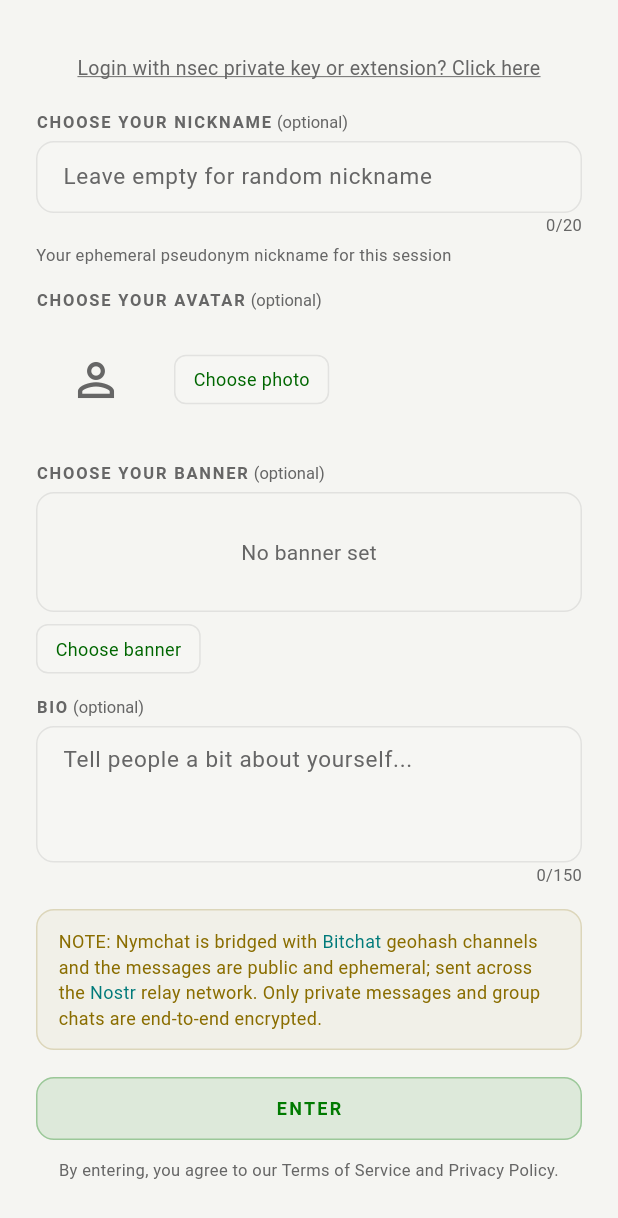
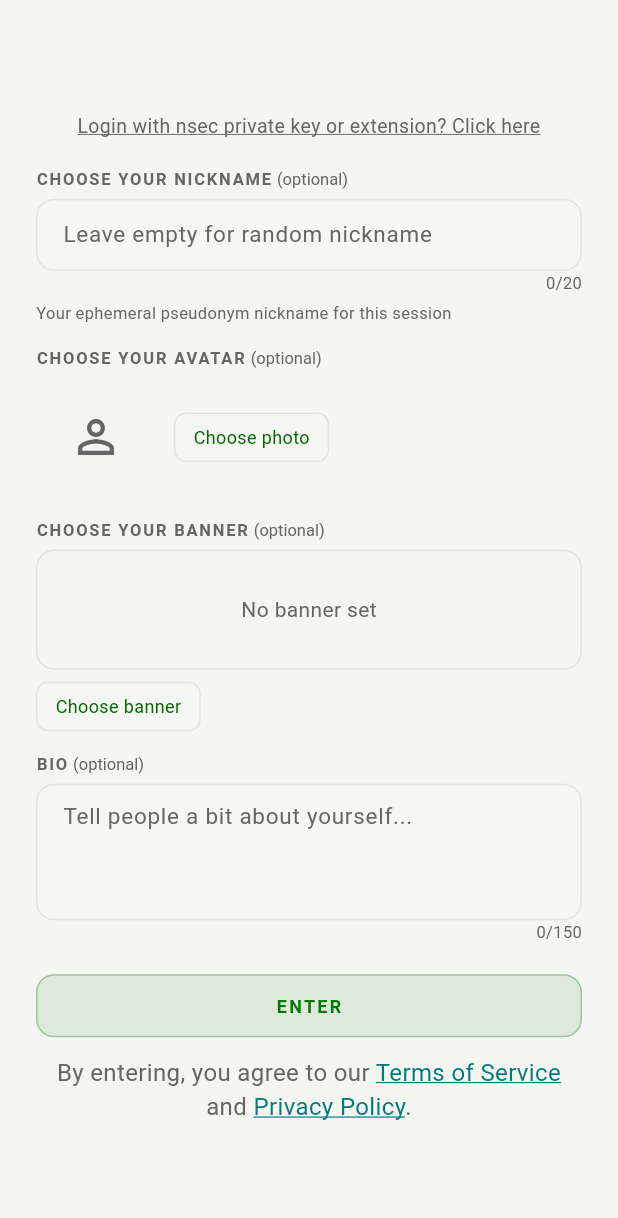
Before and after one commit to Spl0itable/flutter-app, a Flutter app: the screen it shows after launch, on a phone screen of 412 x 824 dp. Shown: the top 1218 px of the screen. Run offline on Flutter 3.47's test engine with Material 3 defaults, Android fonts, the phone set to English and light mode, and no system bars; our stand-ins replace app_links, audioplayers, cached_network_image, convert, file_picker, flutter_local_notifications and 13 more; missing offline and left inert: bech32, bip340, cryptography, flutter_webrtc, pointycastle; accounts and stored records are empty.

Commit message:
Setup modal links + solid-default modal metrics
- setup modal: remove the "bridged with" note box; ToS and Privacy
  Policy are now tappable links to the /static/ pages like the PWA
- modal sizing to the PWA CSS: settings CANCEL/SAVE footer buttons,
  shared confirm/alert dialogs (app_dialog), and the vault unlock
  modal — dimensions/padding/position only

Co-Authored-By: Claude Fable 5 <noreply@anthropic.com>
Claude-Session: https://claude.ai/code/session_01MzraKLeVcAAnRxk4TvRmYC

```diff
--- a/lib/features/identity/setup_modal.dart
+++ b/lib/features/identity/setup_modal.dart
@@ -18,7 +18,7 @@ import 'dev_nsec_modal.dart';
 import 'modal_chrome.dart';
 import 'nostr_login_modal.dart';
 
-/// Opens an absolute [url] in the external browser (NOTE-banner links).
+/// Opens an absolute [url] in the external browser (ToS/PP footer links).
 TapGestureRecognizer _linkTap(String url) {
   return TapGestureRecognizer()
     ..onTap = () =>
@@ -308,47 +308,11 @@ class _SetupModalState extends ConsumerState<SetupModal> {
                       maxLines: 3,
                       showCounter: true,
                     ),
-                    const SizedBox(height: 15),
-                    // `.nm-h-52`: warning callout box (warning #ffff00 text,
-                    // padding 12/14, border rgba(255,255,0,0.2), radius 12, bg
-                    // rgba(255,255,0,0.04)); "Bitchat"/"Nostr" = secondary links.
-                    Container(
-                      padding:
-                          const EdgeInsets.symmetric(horizontal: 14, vertical: 12),
-                      decoration: BoxDecoration(
-                        color: c.warning.withValues(alpha: 0.04),
-                        borderRadius: NymRadius.rsm,
-                        border:
-                            Border.all(color: c.warning.withValues(alpha: 0.2)),
-                      ),
-                      child: Text.rich(
-                        TextSpan(
-                          style: TextStyle(color: c.warning, fontSize: 12),
-                          children: [
-                            const TextSpan(text: 'NOTE: Nymchat is bridged with '),
-                            TextSpan(
-                              text: 'Bitchat',
-                              style: TextStyle(color: c.secondary),
-                              recognizer: _linkTap('https://bitchat.free'),
-                            ),
-                            const TextSpan(
-                              text: ' geohash channels and the messages are '
-                                  'public and ephemeral; sent across the ',
-                            ),
-                            TextSpan(
-                              text: 'Nostr',
-                              style: TextStyle(color: c.secondary),
-                              recognizer: _linkTap('https://nostr.com'),
-                            ),
-                            const TextSpan(
-                              text: ' relay network. Only private messages and '
-                                  'group chats are end-to-end encrypted.',
-                            ),
-                          ],
-                        ),
-                      ),
-                    ),
-                    const SizedBox(height: 18),
+                    // (The PWA's `.nm-h-52` "NOTE: Nymchat is bridged with…"
+                    // callout is intentionally absent in the native app —
+                    // product decision. Bio `.form-group` margin-bottom 20 is
+                    // the gap to the actions.)
+                    const SizedBox(height: 20),
                     // `.send-btn` (translucent primary pill), h42.
                     Padding(
                       key: const Key('setupEnterBtn'),
@@ -369,11 +333,41 @@ class _SetupModalState extends ConsumerState<SetupModal> {
                       ),
                     ),
                     const SizedBox(height: 12),
-                    Text(
-                      'By entering, you agree to our Terms of Service and '
-                      'Privacy Policy.',
+                    // `.setup-modal-content>span` footer (index.html:1337-1340):
+                    // centered `.nm-dim` line at the inherited 16px default;
+                    // "Terms of Service"/"Privacy Policy" are `.nm-secondary`
+                    // anchors (secondary color, browser-default underline)
+                    // opening /static/tos.html / /static/pp.html externally.
+                    Text.rich(
+                      TextSpan(
+                        style: TextStyle(color: c.textDim, fontSize: 16),
+                        children: [
+                          const TextSpan(text: 'By entering, you agree to our '),
+                          TextSpan(
+                            text: 'Terms of Service',
+                            style: TextStyle(
+                              color: c.secondary,
+                              decoration: TextDecoration.underline,
+                              decorationColor: c.secondary,
+                            ),
+                            recognizer: _linkTap(
+                                'https://web.nymchat.app/static/tos.html'),
+                          ),
+                          const TextSpan(text: ' and '),
+                          TextSpan(
+                            text: 'Privacy Policy',
+                            style: TextStyle(
+                              color: c.secondary,
+                              decoration: TextDecoration.underline,
+                              decorationColor: c.secondary,
+                            ),
+                            recognizer: _linkTap(
+                                'https://web.nymchat.app/static/pp.html'),
+                          ),
+                          const TextSpan(text: '.'),
+                        ],
+                      ),
                       textAlign: TextAlign.center,
-                      style: TextStyle(color: c.textDim, fontSize: 11),
                     ),
                   ],
                 ),
--- a/lib/features/settings/settings_screen.dart
+++ b/lib/features/settings/settings_screen.dart
@@ -550,9 +550,12 @@ class _SettingsScreenState extends ConsumerState<SettingsScreen> {
       child: Row(
         mainAxisAlignment: MainAxisAlignment.center,
         children: [
+          // `.icon-btn` Cancel: `.modal-actions` sets no `align-items`, so
+          // flex's default stretch sizes it to the 42px `.send-btn` Save.
           NymOutlineButton(
             label: 'Cancel',
             onPressed: () => Navigator.of(context).maybePop(),
+            height: 42,
           ),
           const SizedBox(width: 10),
           // `.send-btn`: primary-tinted (bg primary@0.1, border primary@0.3),
```
Also changed, not shown: lib/features/identity/modal_chrome.dart (+29 -8 lines), lib/features/identity/vault_boot_unlock.dart (+29 -12 lines), lib/features/settings/settings_widgets.dart (+21 -10 lines), lib/widgets/common/app_dialog.dart (+13 -4 lines).
